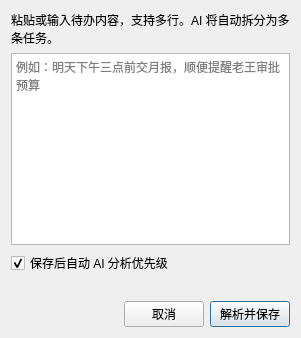
Before: the Qt Designer form src/ui/quick_capture_dialog.ui in zengxiangfu1985/ToDoList, drawn with Qt 5.
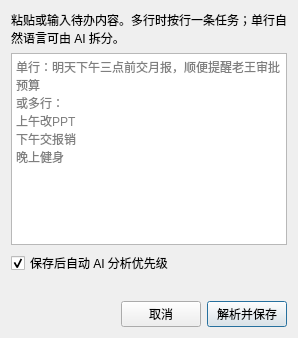
After: the same form once the commit is applied.

Patch:
```diff
--- a/src/ui/quick_capture_dialog.ui
+++ b/src/ui/quick_capture_dialog.ui
@@ -9,7 +9,7 @@
    <item>
     <widget class="QLabel" name="labelHint">
      <property name="text">
-      <string>粘贴或输入待办内容，支持多行。AI 将自动拆分为多条任务。</string>
+      <string>粘贴或输入待办内容。多行时按行一条任务；单行自然语言可由 AI 拆分。</string>
      </property>
      <property name="wordWrap">
       <bool>true</bool>
@@ -25,7 +25,7 @@
       </size>
      </property>
      <property name="placeholderText">
-      <string>例如：明天下午三点前交月报，顺便提醒老王审批预算</string>
+      <string>单行：明天下午三点前交月报，顺便提醒老王审批预算&#xa;或多行：&#xa;上午改PPT&#xa;下午交报销&#xa;晚上健身</string>
      </property>
     </widget>
    </item>
```
